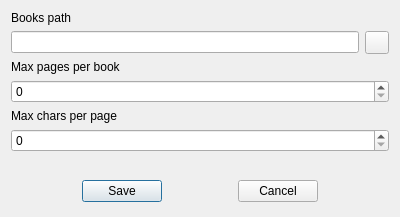
Before: the Qt Designer form qotpnitro/settingsdialog.ui in capitanx/otpnitro, drawn with Qt 5.
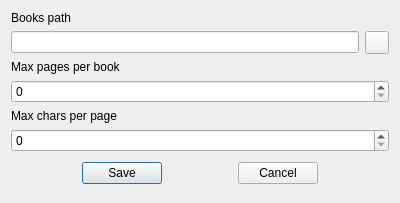
After: the same form once the commit is applied. Icons and pictures are not drawn.

```diff
--- a/qotpnitro/settingsdialog.ui
+++ b/qotpnitro/settingsdialog.ui
@@ -7,7 +7,7 @@
     <x>0</x>
     <y>0</y>
     <width>400</width>
-    <height>217</height>
+    <height>203</height>
    </rect>
   </property>
   <property name="windowTitle">
@@ -63,19 +63,6 @@
    <item>
     <widget class="QSpinBox" name="sbChars"/>
    </item>
-   <item>
-    <spacer name="verticalSpacer">
-     <property name="orientation">
-      <enum>Qt::Vertical</enum>
-     </property>
-     <property name="sizeHint" stdset="0">
-      <size>
-       <width>10</width>
-       <height>10</height>
-      </size>
-     </property>
-    </spacer>
-   </item>
    <item>
     <layout class="QHBoxLayout" name="horizontalLayout_2">
      <item>
@@ -141,6 +128,19 @@
      </item>
     </layout>
    </item>
+   <item>
+    <spacer name="verticalSpacer">
+     <property name="orientation">
+      <enum>Qt::Vertical</enum>
+     </property>
+     <property name="sizeHint" stdset="0">
+      <size>
+       <width>10</width>
+       <height>10</height>
+      </size>
+     </property>
+    </spacer>
+   </item>
   </layout>
  </widget>
  <resources>
```
